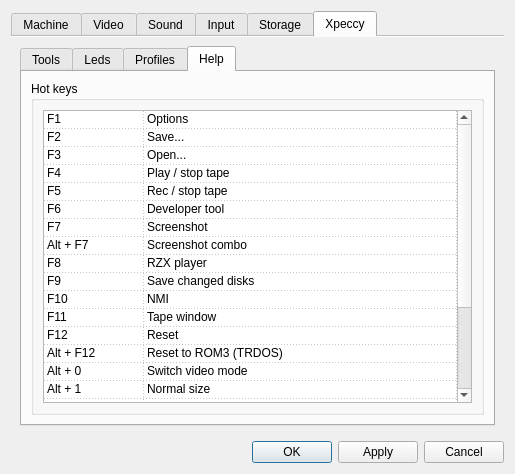
Above: ui/setupwin.ui from samstyle/Xpeccy before the change. Below: the same form after it.
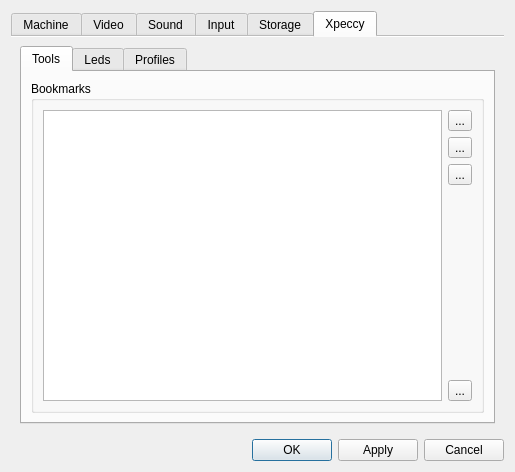
That is the form after the change. The open tabs and pages were chosen to show the change. Icons and pictures are not drawn.

Commit message: build 20170216 [+] deBUGa: fix segment address display [+] deBUGa: memory filler tool [+] deBUGa: bytes search tool [+] deBUGa: 'invert bits' option for sprite scanner tool [+] deBUGa: fix doubling of 'change breakpoint/view' actions [+] Using application-wide DejaVuSansMono.ttf or ${CONFDIR}/appfont.ttf [+] Some minor fixes

The edit to the form file:
```diff
--- a/ui/setupwin.ui
+++ b/ui/setupwin.ui
@@ -7,7 +7,7 @@
     <x>0</x>
     <y>0</y>
     <width>505</width>
-    <height>474</height>
+    <height>472</height>
    </rect>
   </property>
   <property name="sizePolicy">
@@ -2984,315 +2984,6 @@
              </item>
             </layout>
            </widget>
-           <widget class="QWidget" name="tab_12">
-            <attribute name="icon">
-             <iconset resource="../xpeccy.qrc">
-              <normaloff>:/images/question.png</normaloff>:/images/question.png</iconset>
-            </attribute>
-            <attribute name="title">
-             <string>Help</string>
-            </attribute>
-            <layout class="QVBoxLayout" name="verticalLayout_36">
-             <item>
-              <widget class="QGroupBox" name="groupBox_6">
-               <property name="title">
-                <string>Hot keys</string>
-               </property>
-               <layout class="QVBoxLayout" name="verticalLayout_37">
-                <item>
-                 <widget class="QTableWidget" name="tableWidget">
-                  <property name="editTriggers">
-                   <set>QAbstractItemView::NoEditTriggers</set>
-                  </property>
-                  <property name="selectionMode">
-                   <enum>QAbstractItemView::SingleSelection</enum>
-                  </property>
-                  <property name="selectionBehavior">
-                   <enum>QAbstractItemView::SelectRows</enum>
-                  </property>
-                  <property name="gridStyle">
-                   <enum>Qt::DotLine</enum>
-                  </property>
-                  <property name="rowCount">
-                   <number>23</number>
-                  </property>
-                  <property name="columnCount">
-                   <number>2</number>
-                  </property>
-                  <attribute name="horizontalHeaderVisible">
-                   <bool>false</bool>
-                  </attribute>
-                  <attribute name="horizontalHeaderStretchLastSection">
-                   <bool>true</bool>
-                  </attribute>
-                  <attribute name="verticalHeaderVisible">
-                   <bool>false</bool>
-                  </attribute>
-                  <attribute name="verticalHeaderDefaultSectionSize">
-                   <number>17</number>
-                  </attribute>
-                  <row/>
-                  <row/>
-                  <row/>
-                  <row/>
-                  <row/>
-                  <row/>
-                  <row/>
-                  <row/>
-                  <row/>
-                  <row/>
-                  <row/>
-                  <row/>
-                  <row/>
-                  <row/>
-                  <row/>
-                  <row/>
-                  <row/>
-                  <row/>
-                  <row/>
-                  <row/>
-                  <row/>
-                  <row/>
-                  <row/>
-                  <column/>
-                  <column/>
-                  <item row="0" column="0">
-                   <property name="text">
-                    <string>F1</string>
-                   </property>
-                  </item>
-                  <item row="0" column="1">
-                   <property name="text">
-                    <string>Options</string>
-                   </property>
-                  </item>
-                  <item row="1" column="0">
-                   <property name="text">
-                    <string>F2</string>
-                   </property>
-                  </item>
-                  <item row="1" column="1">
-                   <property name="text">
-                    <string>Save...</string>
-                   </property>
-                  </item>
-                  <item row="2" column="0">
-                   <property name="text">
-                    <string>F3</string>
-                   </property>
-                  </item>
-                  <item row="2" column="1">
-                   <property name="text">
-                    <string>Open...</string>
-                   </property>
-                  </item>
-                  <item row="3" column="0">
-                   <property name="text">
-                    <string>F4</string>
-                   </property>
-                  </item>
-                  <item row="3" column="1">
-                   <property name="text">
-                    <string>Play / stop tape</string>
-                   </property>
-                  </item>
-                  <item row="4" column="0">
-                   <property name="text">
-                    <string>F5</string>
-                   </property>
-                  </item>
-                  <item row="4" column="1">
-                   <property name="text">
-                    <string>Rec / stop tape</string>
-                   </property>
-                  </item>
-                  <item row="5" column="0">
-                   <property name="text">
-                    <string>F6</string>
-                   </property>
-                  </item>
-                  <item row="5" column="1">
-                   <property name="text">
-                    <string>Developer tool</string>
-                   </property>
-                  </item>
-                  <item row="6" column="0">
-                   <property name="text">
-                    <string>F7</string>
-                   </property>
-                  </item>
-                  <item row="6" column="1">
-                   <property name="text">
-                    <string>Screenshot</string>
-                   </property>
-                  </item>
-                  <item row="7" column="0">
-                   <property name="text">
-                    <string>Alt + F7</string>
-                   </property>
-                  </item>
-                  <item row="7" column="1">
-                   <property name="text">
-                    <string>Screenshot combo</string>
-                   </property>
-                  </item>
-                  <item row="8" column="0">
-                   <property name="text">
-                    <string>F8</string>
-                   </property>
-                  </item>
-                  <item row="8" column="1">
-                   <property name="text">
-                    <string>RZX player</string>
-                   </property>
-                  </item>
-                  <item row="9" column="0">
-                   <property name="text">
-                    <string>F9</string>
-                   </property>
-                  </item>
-                  <item row="9" column="1">
-                   <property name="text">
-                    <string>Save changed disks</string>
-                   </property>
-                  </item>
-                  <item row="10" column="0">
-                   <property name="text">
-                    <string>F10</string>
-                   </property>
-                  </item>
-                  <item row="10" column="1">
-                   <property name="text">
-                    <string>NMI</string>
-                   </property>
-                  </item>
-                  <item row="11" column="0">
-                   <property name="text">
-                    <string>F11</string>
-                   </property>
-                  </item>
-                  <item row="11" column="1">
-                   <property name="text">
-                    <string>Tape window</string>
-                   </property>
-                  </item>
-                  <item row="12" column="0">
-                   <property name="text">
-                    <string>F12</string>
-                   </property>
-                  </item>
-                  <item row="12" column="1">
-                   <property name="text">
-                    <string>Reset</string>
-                   </property>
-                  </item>
-                  <item row="13" column="0">
-                   <property name="text">
-                    <string>Alt + F12</string>
-                   </property>
-                  </item>
-                  <item row="13" column="1">
-                   <property name="text">
-                    <string>Reset to ROM3 (TRDOS)</string>
-                   </property>
-                  </item>
-                  <item row="14" column="0">
-                   <property name="text">
-                    <string>Alt + 0</string>
-                   </property>
-                  </item>
-                  <item row="14" column="1">
-                   <property name="text">
-                    <string>Switch video mode</string>
-                   </property>
-                  </item>
-                  <item row="15" column="0">
-                   <property name="text">
-                    <string>Alt + 1</string>
-                   </property>
-                  </item>
-                  <item row="15" column="1">
-                   <property name="text">
-                    <string>Normal size</string>
-                   </property>
-                  </item>
-                  <item row="16" column="0">
-                   <property name="text">
-                    <string>Alt + 2</string>
-                   </property>
-                  </item>
-                  <item row="16" column="1">
-                   <property name="text">
-                    <string>Double size</string>
-                   </property>
-                  </item>
-                  <item row="17" column="0">
-                   <property name="text">
-                    <string>Alt + 3</string>
-                   </property>
-                  </item>
-                  <item row="17" column="1">
-                   <property name="text">
-                    <string>Maximum speed on / off</string>
-                   </property>
-                  </item>
-                  <item row="18" column="0">
-                   <property name="text">
-                    <string>Alt + Enter</string>
-                   </property>
-                  </item>
-                  <item row="18" column="1">
-                   <property name="text">
-                    <string>Fullscreen (SDL build only)</string>
-                   </property>
-                  </item>
-                  <item row="19" column="0">
-                   <property name="text">
-                    <string>Pause</string>
-                   </property>
-                  </item>
-                  <item row="19" column="1">
-                   <property name="text">
-                    <string>Pause</string>
-                   </property>
-                  </item>
-                  <item row="20" column="0">
-                   <property name="text">
-                    <string>Escape</string>
-                   </property>
-                  </item>
-                  <item row="20" column="1">
-                   <property name="text">
-                    <string>DeBUGa</string>
-                   </property>
-                  </item>
-                  <item row="21" column="0">
-                   <property name="text">
-                    <string>Menu, RMB</string>
-                   </property>
-                  </item>
-                  <item row="21" column="1">
-                   <property name="text">
-                    <string>Quick menu</string>
-                   </property>
-                  </item>
-                  <item row="22" column="0">
-                   <property name="text">
-                    <string>MMB</string>
-                   </property>
-                  </item>
-                  <item row="22" column="1">
-                   <property name="text">
-                    <string>Lock / unlock mouse</string>
-                   </property>
-                  </item>
-                 </widget>
-                </item>
-               </layout>
-              </widget>
-             </item>
-            </layout>
-           </widget>
           </widget>
          </item>
         </layout>
```
The commit also changes 30 other files.
